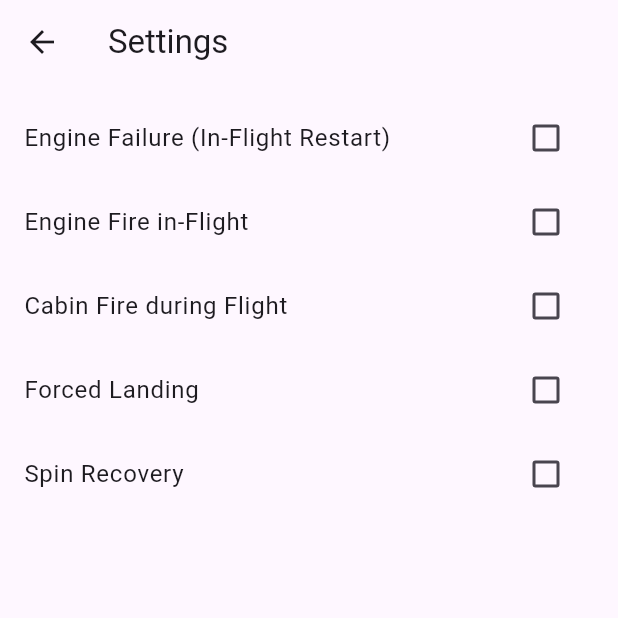
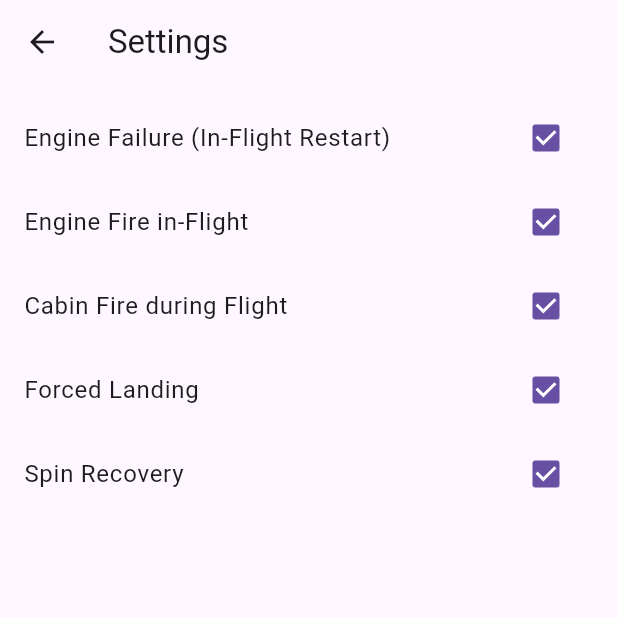
Before and after one commit to tuck3rb/emergency_checklists, a Flutter app: the screen it shows after launch, after a tap on the "settings" icon, on a phone screen of 412 x 824 dp, the top half of it. Run offline on Flutter 3.47's test engine with Material 3 defaults, Android fonts, the light colour scheme and no system bars.

Commit message:
Made checklists save state and appear on home screen

```diff
--- a/to_dont_list/lib/checklist_data.dart
+++ b/to_dont_list/lib/checklist_data.dart
@@ -9,6 +9,7 @@ List<String> checklists = [
   'Forced Landing',
   'Spin Recovery',
 ];
+List<String> selected = List.from(checklists);
 
 Map<String, List<String>> checklistSteps = {
   'Engine Failure (In-Flight Restart)': [
--- a/to_dont_list/lib/main.dart
+++ b/to_dont_list/lib/main.dart
@@ -1,6 +1,7 @@
 // Started with https://docs.flutter.dev/development/ui/widgets-intro
 import 'package:flutter/material.dart';
 import 'package:to_dont_list/objects/checklist_item.dart';
+import 'package:to_dont_list/settings.dart';
 import 'package:to_dont_list/widgets/checklist_list_item.dart';
 import 'package:to_dont_list/widgets/checklist_dialog.dart';
 import 'checklist_data.dart';
@@ -64,11 +65,17 @@ class _ToDoListState extends State<ToDoList> {
             setState(() {
               checklists.add(newChecklistName);
               checklistSteps[newChecklistName] = [];
+              selected.add(newChecklistName);
             });
           },
         );
       },
     );
+  }
+
+  void _setChecklist(){
+    setState(() {
+    });
   }
 
   @override
@@ -79,11 +86,11 @@ class _ToDoListState extends State<ToDoList> {
         actions: [IconButton(onPressed: () async {
             await Navigator.of(context).push(
               MaterialPageRoute(
-                builder: (context) => SettingsScreen()));} , icon: Icon(Icons.settings))],
+                builder: (context) => SettingsScreen(passedlist: [displaychecklists], setChecklist: _setChecklist,)));} , icon: Icon(Icons.settings))],
       ),
       body: ListView(
         padding: const EdgeInsets.symmetric(vertical: 8.0),
-        children: displaychecklists.map((checklistName) {
+        children: selected.map((checklistName) {
           return ListTile(
             leading: const CircleAvatar(
               backgroundColor: Colors.red,
@@ -109,46 +116,8 @@ class _ToDoListState extends State<ToDoList> {
   }
 }
 
-class SettingsScreen extends StatefulWidget {
-  const SettingsScreen({super.key});
 
 
-  @override
-  State<SettingsScreen> createState() => _SettingsScreenState();
-}
-
-class _SettingsScreenState extends State<SettingsScreen> {
-  bool? value = false;
-  @override
-  Widget build(BuildContext context) {
-    return Scaffold(
-      appBar: AppBar(
-        title: const Text('Settings'),
-        ),
-
-      body: ListView(
-        padding: const EdgeInsets.symmetric(vertical: 8.0),
-        children: checklists.map((checklistName) {
-          return ListTile(
-            leading: null,
-            title: Text(checklistName),
-            onTap: () {},
-            trailing:
-                      Checkbox(
-                        value: value,
-                        onChanged: (bool? newValue) {
-                          setState(() {
-                            value = newValue;
-
-                          });
-                        },
-                      ),
-          );
-        }).toList(),
-      ),
-    );
-  }
-  }
 
 
 class ChecklistDetailsScreen extends StatefulWidget {
--- /dev/null
+++ b/to_dont_list/lib/settings.dart
@@ -0,0 +1,57 @@
+
+
+
+import 'package:flutter/material.dart';
+import 'package:to_dont_list/checklist_data.dart';
+
+typedef SettingsCallback = Function();
+class SettingsScreen extends StatefulWidget {
+  List passedlist;
+  SettingsCallback setChecklist;
+  SettingsScreen({super.key, required this.passedlist, required this.setChecklist});
+
+
+  @override
+  State<SettingsScreen> createState() => _SettingsScreenState();
+}
+
+class _SettingsScreenState extends State<SettingsScreen> with AutomaticKeepAliveClientMixin<SettingsScreen> {
+
+
+  @override
+  Widget build(BuildContext context) {
+    super.build(context);
+    return Scaffold(
+      appBar: AppBar(
+        title: const Text('Settings'),
+        ),
+
+      body: ListView(
+        padding: const EdgeInsets.symmetric(vertical: 8.0),
+        children: checklists.map((checklistName) {
+          return ListTile(
+            leading: null,
+            title: Text(checklistName),
+            onTap: () {},
+            trailing:
+                      Checkbox(
+                        value: selected.contains(checklistName),
+                        onChanged: (curval) {
+                          if(selected.contains(checklistName))
+                          {selected.remove(checklistName);}
+                          else {selected.add(checklistName);}
+                          widget.setChecklist();
+
+                         setState(() {});
+
+
+                        },
+                      ),
+          );
+        }).toList(),
+      ),
+    );
+  }
+    @override
+  bool get wantKeepAlive => true;
+  }
```
